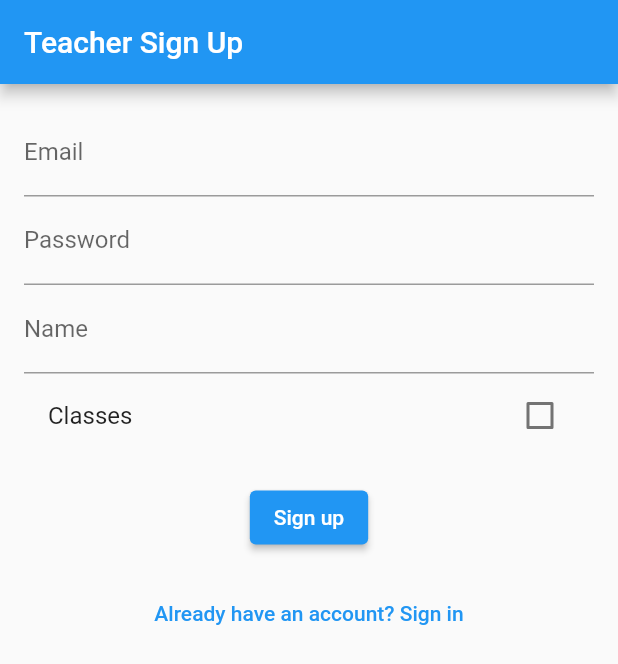
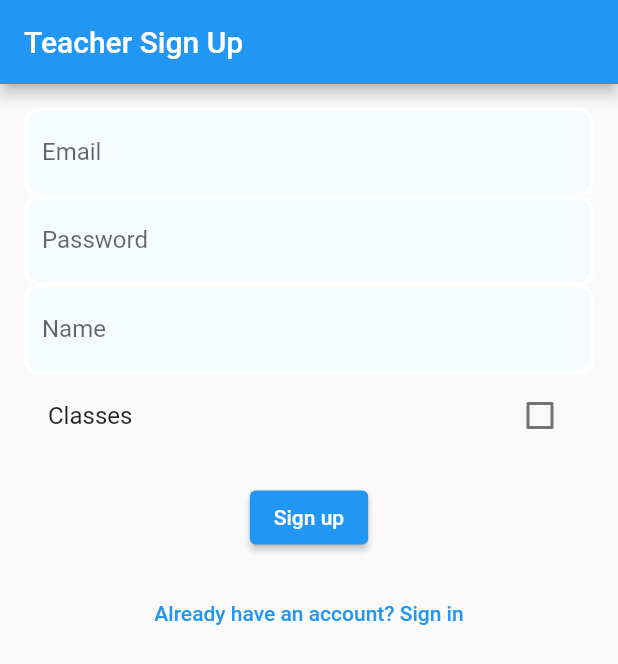
Before and after one commit to bmm54/SchoolEase, a Flutter app: the screen it shows after launch, after a tap on "Sign in", after a tap on "Register", on a phone screen of 412 x 824 dp. Shown: the top 664 px of the screen. Run offline on Flutter 3.47's test engine with Material 2 defaults, Android fonts, the phone set to English and light mode, and no system bars; our stand-ins replace cloud_firestore, dotted_border, file_picker, firebase_auth, firebase_core, firebase_storage and 3 more; accounts and stored records are empty.

Commit message:
add page to choose between sign in and sign up

```diff
--- a/lib/screens/authenricate/sign_in.dart
+++ b/lib/screens/authenricate/sign_in.dart
@@ -42,7 +42,7 @@ class _SigninState extends State<Signin> {
             children: [
               SizedBox(height: 20,),
               TextFormField(
-                decoration: inputDeco.copyWith(labelText: 'Email',floatingLabelStyle: TextStyle(color: textColor1),),
+                decoration: inputDeco.copyWith(labelText: 'Email',),
                 validator: (val) => val!.isEmpty ? 'Enter an email' : null,
                 onChanged: (val){
                   setState(() => (email=val));
@@ -50,7 +50,7 @@ class _SigninState extends State<Signin> {
               ),
               SizedBox(height: 20,),
               TextFormField(
-                decoration: inputDeco.copyWith(labelText: 'Password',floatingLabelStyle: TextStyle(color: textColor1),),
+                decoration: inputDeco.copyWith(labelText: 'Password',),
                 validator: (val) => val!.length<6? 'Enter password longer then 6 chars' : null,
                 obscureText: true,
                 onChanged: (val) {
--- a/lib/screens/authenricate/teacherSignUp.dart
+++ b/lib/screens/authenricate/teacherSignUp.dart
@@ -1,6 +1,7 @@
 import 'package:cloud_firestore/cloud_firestore.dart';
 import 'package:firebase_auth/firebase_auth.dart';
 import 'package:flutter/material.dart';
+import 'package:se2/ui/theme.dart';
 
 import 'package:flutter/material.dart';
 
@@ -36,9 +37,7 @@ class _TeacherSignupFormState extends State<TeacherSignupForm> {
                 TextFormField(
                   controller: _emailController,
                   keyboardType: TextInputType.emailAddress,
-                  decoration: InputDecoration(
-                    labelText: 'Email',
-                  ),
+                  decoration: inputDeco.copyWith(labelText: 'Email',),
                   validator: (value) {
                     if (value!.isEmpty) {
                       return 'Please enter your email';
@@ -49,9 +48,7 @@ class _TeacherSignupFormState extends State<TeacherSignupForm> {
                 TextFormField(
                   controller: _passwordController,
                   obscureText: true,
-                  decoration: InputDecoration(
-                    labelText: 'Password',
-                  ),
+                  decoration: inputDeco.copyWith(labelText: 'Password',),
                   validator: (value) {
                     if (value!.isEmpty) {
                       return 'Please enter your password';
@@ -61,9 +58,7 @@ class _TeacherSignupFormState extends State<TeacherSignupForm> {
                 ),
                 TextFormField(
                   controller: _nameController,
-                  decoration: InputDecoration(
-                    labelText: 'Name',
-                  ),
+                  decoration: inputDeco.copyWith(labelText: 'Name',),
                   validator: (value) {
                     if (value!.isEmpty) {
                       return 'Please enter your name';
--- a/lib/screens/home/pages/tbas/doc/cour.dart
+++ b/lib/screens/home/pages/tbas/doc/cour.dart
@@ -1,5 +1,4 @@
 import 'dart:io';
-
 import 'package:file_picker/file_picker.dart';
 import 'package:firebase_storage/firebase_storage.dart';
 import 'package:flutter/material.dart';
--- a/lib/ui/theme.dart
+++ b/lib/ui/theme.dart
@@ -23,6 +23,7 @@ const inputDeco=InputDecoration(
   borderSide: BorderSide(color: input1, width: 2.0),
   borderRadius: BorderRadius.all(Radius.circular(10.0)),
   ),
+  floatingLabelStyle: TextStyle(color: textColor1),
 );
 //loading
 class Themes{
```
Also changed, not shown: lib/main.dart (+5 -3 lines), lib/screens/authenricate/choose.dart (added, +33 -0 lines).
